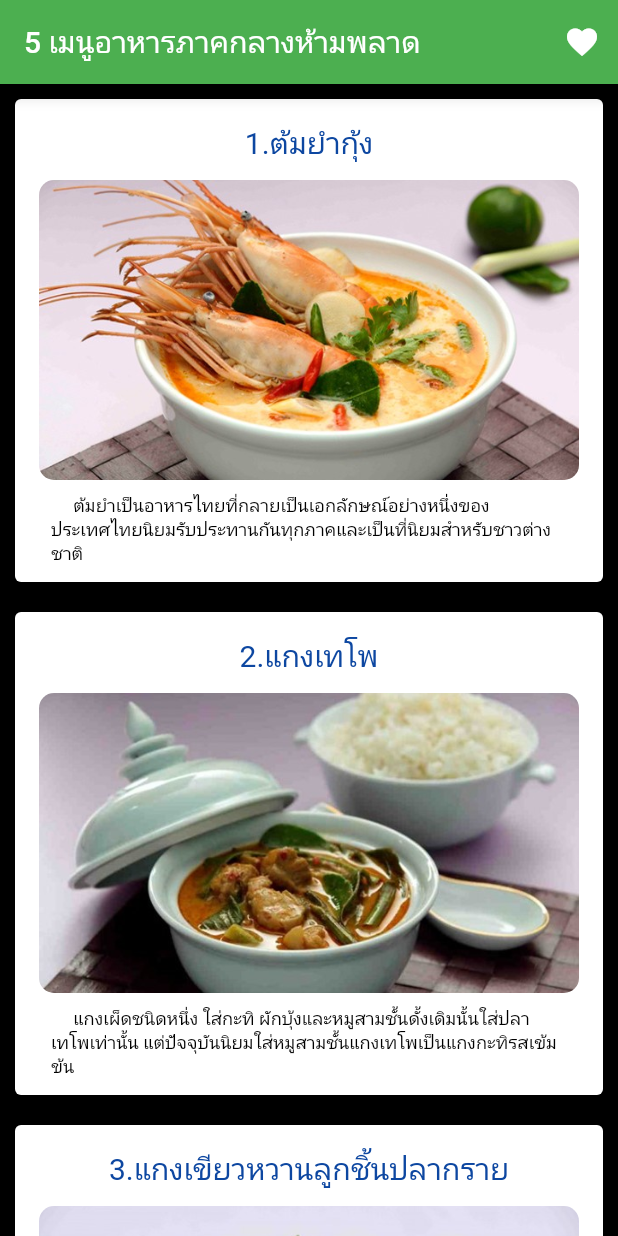
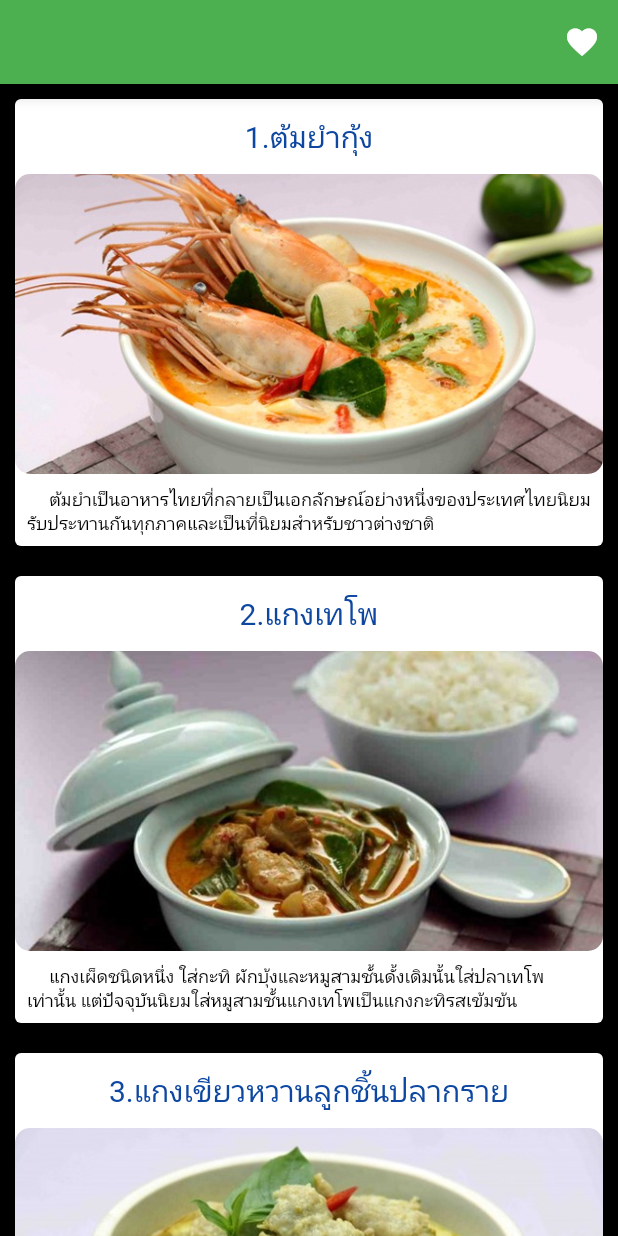
Before and after one commit to BinaryZGHD/actmobile, a Flutter app: the screen it shows after launch, on a phone screen of 412 x 824 dp. Run offline on Flutter 3.47's test engine with Material 2 defaults, Android fonts, the phone set to English and light mode, and no system bars; our stand-ins replace cached_network_image, flutter_bloc.

Commit message:
แก้ตามพี 24 /3 /65

```diff
--- a/lib/main.dart
+++ b/lib/main.dart
@@ -3,6 +3,8 @@ import 'package:actmobile/page_Central.dart';
 import 'package:flutter/material.dart';
 
 
+
+import 'dialogs.dart';
 import 'page_Menu.dart';
 import 'codsetup/Page_Menu_5.dart';
 
@@ -19,7 +21,7 @@ class MyApp extends StatelessWidget {
        // ชื่อ class // เนื้อหาhome: Page_Central(), // ชื่อ class // เนื้อหา
 
       theme: ThemeData(backgroundColor: Colors.black,primarySwatch: Colors.green),
-      home: Page_Central(), //เปลี่ยนสีแอพ
+      home: Page_Central_Home(), //เปลี่ยนสีแอพ    home: Page_Central_Home(),Dialogs() //เปลี่ยนสีแอพ
     ); // วิตเก็ต
   }
 }
--- a/lib/page_Central.dart
+++ b/lib/page_Central.dart
@@ -1,12 +1,12 @@
-
 import 'package:flutter/material.dart';
 import 'package:cached_network_image/cached_network_image.dart';
 import 'package:actmobile/page_Menu.dart';
 import 'page_Menu.dart';
 import 'card_food_Menu.dart';
 
-class Page_Central extends StatelessWidget {
-  const Page_Central({Key? key}) : super(key: key);
+class Page_Central_Home extends StatelessWidget {
+
+  const Page_Central_Home({Key? key}) : super(key: key);
 
   // This widget is the root of your application.
   @override
@@ -18,9 +18,12 @@ class Page_Central extends StatelessWidget {
 }
 
 class MyPageCentral extends StatefulWidget {
-  const MyPageCentral({Key? key, required this.title}) : super(key: key);
+  MyPageCentral({Key? key, required this.title}) : super(key: key);
 
   final String title;
+  String changeTitle ="";
+
+
 
   @override
   State<MyPageCentral> createState() => _MyPageCentralState();
@@ -183,7 +186,6 @@ class _MyPageCentralState extends State<MyPageCentral> {
         "1.แบ่งหัวกะทิส่วนหนึ่งผัดให้แตกมัน ใส่เครื่องแกงเผ็ดลงผัด แล้วใส่หัวกะทิ ส่วนที่เหลือผัดจนหอม"
             "\n2. ใส่เนื้อไก่ลงผัดต่อจนเริ่มสุก เทลงในหม้อ ใส่หางกะทิ พอเดือดปรุงรสด้วยน้ำปลา น้ำตาลปี๊บ พอเดือดใส่หน่อไม้ที่เตรียมไว้ ทิ้งไว้สักพักให้เดือด แล้วฉีกใบมะกรูดใส่"
             "\n3. ใส่พริกชี้ฟ้าและใบโหระพา คนให้เข้ากันตักใส่ชามเสิร์ฟ"),
-
   ];
 
   // Explicit
@@ -191,7 +193,7 @@ class _MyPageCentralState extends State<MyPageCentral> {
   // Method
   Widget LiteButton() {
     return IconButton(
-      icon: Icon(Icons.favorite),
+      icon: const Icon(Icons.favorite),
       onPressed: () {
         print('MENU BEER');
       },
@@ -202,7 +204,8 @@ class _MyPageCentralState extends State<MyPageCentral> {
   Widget build(BuildContext context) {
     return Scaffold(
       appBar: AppBar(
-        title: Text("5 เมนูอาหารภาคกลางห้ามพลาด"),
+        title: Text(widget.changeTitle),
+        // const Text("5 เมนูอาหารภาคกลางต้องห้ามพลาด"),
         actions: [LiteButton()],
       ),
       backgroundColor: Colors.black,
@@ -213,17 +216,17 @@ class _MyPageCentralState extends State<MyPageCentral> {
             return Column(
               children: [
                 Card(
-                  margin: EdgeInsets.all(10),
+                  margin: const EdgeInsets.all(10),
                   elevation: 10,
-                  child: ListTile(
+                  child: InkWell(
                     // leading: Image.asset(food.img, width: 200.0, height: 200.0),
-                    title: Column(
+                    child: Column(
                       children: <Widget>[
                         Container(
                           height: 50,
                           width: 300,
-                          margin: EdgeInsets.symmetric(horizontal: 10.0),
-                          alignment: Alignment(0.0, 0.0),
+                          margin: const EdgeInsets.symmetric(horizontal: 10.0),
+                          alignment: const Alignment(0.0, 0.0),
                           child: Text(
                             food.nfood,
                             style: TextStyle(
@@ -237,103 +240,42 @@ class _MyPageCentralState extends State<MyPageCentral> {
                             borderRadius: BorderRadius.circular(10),
                             image: DecorationImage(
                               fit: BoxFit.cover,
-                              image: new AssetImage(food.img),
+                              image:  AssetImage(food.img),
 
                               // image: NetworkImage(food.urlImage),
                             ),
                           ),
                         ),
+
                         Padding(
                           padding: const EdgeInsets.all(8.0),
                           child: Text(
                             food.subnfood,
-                            style: TextStyle(color: Colors.black, fontSize: 12),
+                            style: const TextStyle(color: Colors.black, fontSize: 12),
                           ),
                         ),
                       ],
                     ),
                     onTap: () {
+                      setState(() {
+                        widget.changeTitle = "เมนูอาหารจานเด็ด   ${menu[index].nfood}";
+                      });
+
                       // print(index);
-                      Navigator.push(context,
-                          MaterialPageRoute(builder: (BuildContext context) {
-                            return Page_Menu(
-                                nfood: menu[index].nfood,
-                                imgf: menu[index].img,
-                                detailf: menu[index].detailfood,
-                                dietf: menu[index].dietfood,
-                                mashf: menu[index].mashfood,
-                                methodf: menu[index].methodfood
-                            );
-                          }));
+                      // Navigator.push(context,
+                      //     MaterialPageRoute(builder: (BuildContext context) {
+                      //   return Page_Menu_Detail(
+                      //
+                      //       nfood: menu[index].nfood,
+                      //       imgf: menu[index].img,
+                      //       detailf: menu[index].detailfood,
+                      //       dietf: menu[index].dietfood,
+                      //       mashf: menu[index].mashfood,
+                      //       methodf: menu[index].methodfood);
+                      // }));
                     },
                   ),
                 ),
-
-                // Card(
-                //
-                //   child: ListTile(
-                //     leading:
-                //     // SizedBox(
-                //     //   width: 150, // fixed width and height
-                //     //   // child: Image.asset("assets/Tom_Yum_Goong_C.jpg"),
-                //     //   child:
-                //     Container(
-                //       height: 150,
-                //       width: 100,
-                //       decoration: BoxDecoration(
-                //         borderRadius: BorderRadius.circular(5),
-                //         image: DecorationImage(
-                //           fit: BoxFit.cover,
-                //           image: NetworkImage(food.urlImage),
-                //           // image: NetworkImage(food.urlImage),
-                //         ),
-                //       ),
-                //     ),
-                //     // ),
-                //
-                //     title: Text(
-                //       food.nfood,
-                //       style: TextStyle(fontSize: 18),
-                //     ),
-                //     subtitle: Text(
-                //         food.subnfood,
-                //         style: TextStyle(fontSize: 12) ),
-                //     onTap: () {
-                //       print(index);
-                //       Navigator.push(
-                //           context,
-                //           MaterialPageRoute(
-                //               builder: (BuildContext context) {
-                //                 int goPage = index;
-                //                 switch(goPage) {
-                //                   case 0: {
-                //                     return Page_Tom_Yom_C1();
-                //                   }break;
-                //
-                //                   case 1: {
-                //                     return Kang_ThePho_C2(); }
-                //                   break;
-                //
-                //                   case 2: {  return Green_Curry_C3();}
-                //                   break;
-                //
-                //                   case 3: {   return Chicken_Massaman_C4(); }
-                //                   break;
-                //
-                //                   case 4: {   return Bamboo_Shoots_C5(); }
-                //                   break;
-                //                   default: {  return Page_Central(); }
-                //                   break;
-                //
-                //                 }
-                //
-                //
-                //               }
-                //           )
-                //       );
-                //     },
-                //   ),
-                // ),
               ],
             );
           }),
--- a/pubspec.yaml
+++ b/pubspec.yaml
@@ -78,7 +78,7 @@ flutter:
   assets:
 
     - assets/images/Tom_Yum_Goong_C.jpg
-
+    - assets/
 
     - assets/menuC/Tom_Yum_Goong_C.jpg
     - assets/menuC/Kang_ThePho_C.jpg
```
Also changed, not shown: lib/page_Menu.dart (+6 -5 lines), pubspec.lock, 1 other file.
